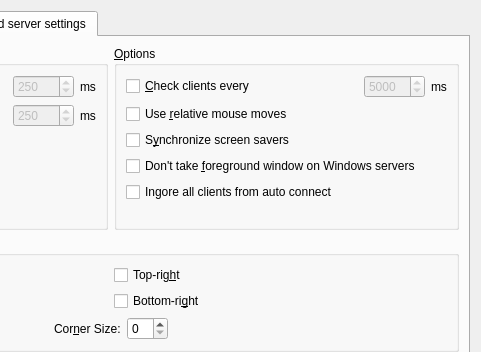
First picture: the form in src/gui/res/ServerConfigDialogBase.ui, repository deskflow/deskflow, before the edit; both pictures show x 259 to 740 and y 0 to 352 of the 740 by 514 pixel window.
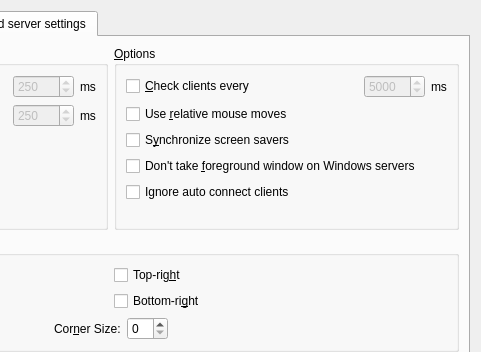
Second picture: the form after the edit. Icons and pictures are not drawn. Custom widgets are drawn as their Qt base class.

Commit message: Added ignore auto connect clients check box

```diff
--- a/src/gui/res/ServerConfigDialogBase.ui
+++ b/src/gui/res/ServerConfigDialogBase.ui
@@ -507,7 +507,7 @@
           <item row="4" column="0">
            <widget class="QCheckBox" name="m_pCheckBoxIgnoreAutoConnectClient">
             <property name="text">
-             <string>Ingore all clients from auto connect</string>
+             <string>Ignore auto connect clients</string>
             </property>
            </widget>
           </item>
```
The commit also changes 4 other files.
